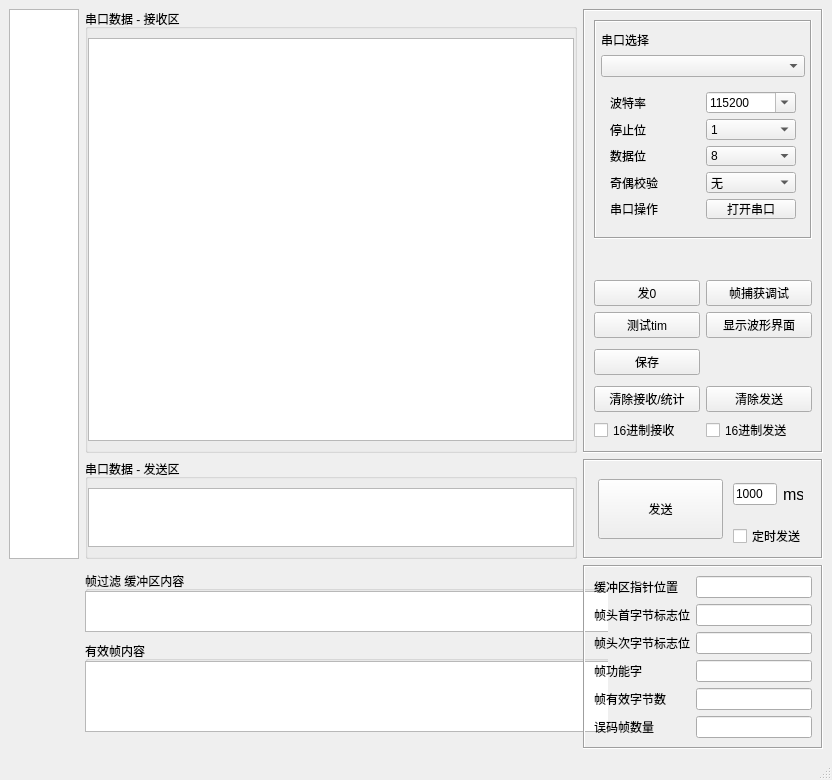
The window that mainwindow.ui (Arosynerd/HostPlotDisplay) describes before a commit, drawn with Qt 5.
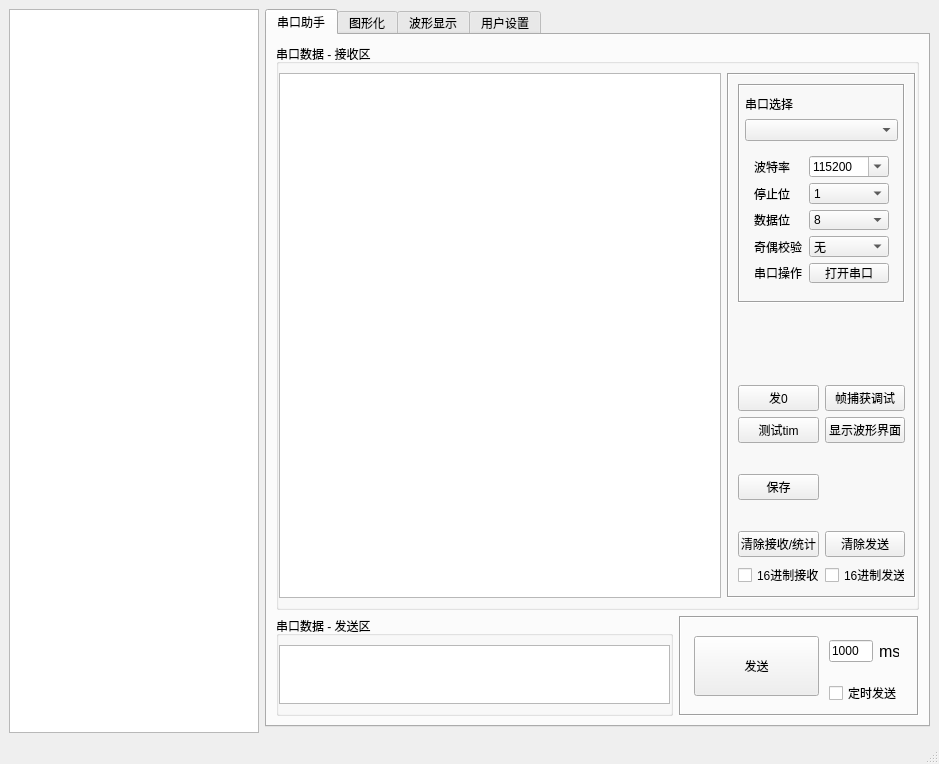
The same window after the commit. Custom widgets are drawn as their Qt base class.

```diff
--- a/mainwindow.ui
+++ b/mainwindow.ui
@@ -6,8 +6,8 @@
    <rect>
     <x>0</x>
     <y>0</y>
-    <width>832</width>
-    <height>780</height>
+    <width>939</width>
+    <height>764</height>
    </rect>
   </property>
   <property name="minimumSize">
@@ -27,107 +27,151 @@
   </property>
   <widget class="QWidget" name="centralwidget">
    <layout class="QGridLayout" name="gridLayout_4">
+    <item row="0" column="0" rowspan="2">
+     <widget class="QTableView" name="tableView">
+      <property name="maximumSize">
+       <size>
+        <width>250</width>
+        <height>16777215</height>
+       </size>
+      </property>
+     </widget>
+    </item>
     <item row="0" column="1">
-     <widget class="QGroupBox" name="groupBox_3">
-      <property name="title">
-       <string>串口数据 - 接收区</string>
+     <widget class="QTabWidget" name="tabWidget">
+      <property name="currentIndex">
+       <number>0</number>
       </property>
-      <layout class="QGridLayout" name="gridLayout_6">
+      <widget class="QWidget" name="tab_1">
+       <property name="sizePolicy">
+        <sizepolicy hsizetype="Expanding" vsizetype="Expanding">
+         <horstretch>0</horstretch>
+         <verstretch>0</verstretch>
+        </sizepolicy>
+       </property>
+       <attribute name="title">
+        <string>串口助手</string>
+       </attribute>
+       <layout class="QGridLayout" name="gridLayout_8">
+        <item row="1" column="1">
+         <widget class="QFrame" name="frame_2">
+          <property name="sizePolicy">
+           <sizepolicy hsizetype="Expanding" vsizetype="Expanding">
+            <horstretch>0</horstretch>
+            <verstretch>0</verstretch>
+           </sizepolicy>
+          </property>
+          <property name="minimumSize">
+           <size>
+            <width>240</width>
+            <height>100</height>
+           </size>
+          </property>
+          <property name="maximumSize">
+           <size>
+            <width>240</width>
+            <height>100</height>
+           </size>
+          </property>
+          <property name="frameShape">
+           <enum>QFrame::Box</enum>
+          </property>
+          <property name="frameShadow">
+           <enum>QFrame::Sunken</enum>
+          </property>
+          <layout class="QGridLayout" name="gridLayout_5">
+           <item row="0" column="0" rowspan="2">
+            <widget class="QPushButton" name="btnSend">
+             <property name="minimumSize">
+              <size>
+               <width>0</width>
+               <height>60</height>
+              </size>
+             </property>
+             <property name="maximumSize">
+              <size>
+               <width>125</width>
+               <height>16777215</height>
+              </size>
+             </property>
+             <property name="text">
+              <string>发送</string>
+             </property>
+            </widget>
+           </item>
+           <item row="0" column="1">
+            <widget class="QWidget" name="widget_4" native="true">
+             <property name="maximumSize">
+              <size>
+               <width>70</width>
+               <height>16777215</height>
+              </size>
+             </property>
+             <layout class="QHBoxLayout" name="horizontalLayout">
        <property name="leftMargin">
         <number>0</number>
        </property>
        <property name="rightMargin">
         <number>0</number>
        </property>
-       <item row="0" column="0">
-        <widget class="QPlainTextEdit" name="txtRec">
-         <property name="readOnly">
-          <bool>true</bool>
+              <item>
+               <widget class="QLineEdit" name="txtSendMs">
+                <property name="maximumSize">
+                 <size>
+                  <width>60</width>
+                  <height>16777215</height>
+                 </size>
+                </property>
+                <property name="text">
+                 <string>1000</string>
+                </property>
+               </widget>
+              </item>
+              <item>
+               <widget class="QLabel" name="lblMs">
+                <property name="maximumSize">
+                 <size>
+                  <width>20</width>
+                  <height>16777215</height>
+                 </size>
+                </property>
+                <property name="font">
+                 <font>
+                  <pointsize>12</pointsize>
+                 </font>
+                </property>
+                <property name="text">
+                 <string>ms</string>
          </property>
         </widget>
        </item>
       </layout>
      </widget>
     </item>
-    <item row="2" column="1">
-     <widget class="QWidget" name="widget_5" native="true">
-      <property name="enabled">
-       <bool>true</bool>
-      </property>
-      <property name="minimumSize">
-       <size>
-        <width>523</width>
-        <height>151</height>
-       </size>
-      </property>
-      <property name="maximumSize">
-       <size>
-        <width>16777215</width>
-        <height>171</height>
-       </size>
-      </property>
-      <widget class="QGroupBox" name="groupBox">
-       <property name="geometry">
-        <rect>
-         <x>0</x>
-         <y>0</y>
-         <width>531</width>
-         <height>61</height>
-        </rect>
-       </property>
-       <property name="title">
-        <string>帧过滤 缓冲区内容</string>
-       </property>
-       <widget class="QPlainTextEdit" name="txtFrameBuffer">
-        <property name="geometry">
-         <rect>
-          <x>0</x>
-          <y>20</y>
-          <width>531</width>
-          <height>41</height>
-         </rect>
-        </property>
-        <property name="minimumSize">
-         <size>
-          <width>439</width>
-          <height>0</height>
-         </size>
-        </property>
-        <property name="maximumSize">
-         <size>
-          <width>16777215</width>
-          <height>41</height>
-         </size>
-        </property>
-       </widget>
-      </widget>
-      <widget class="QGroupBox" name="groupBox_2">
-       <property name="geometry">
-        <rect>
-         <x>0</x>
-         <y>70</y>
-         <width>531</width>
-         <height>91</height>
-        </rect>
-       </property>
-       <property name="title">
-        <string>有效帧内容</string>
-       </property>
-       <widget class="QPlainTextEdit" name="txtFrameEffective">
-        <property name="geometry">
-         <rect>
-          <x>0</x>
-          <y>20</y>
-          <width>531</width>
-          <height>71</height>
-         </rect>
-        </property>
-       </widget>
-      </widget>
-     </widget>
-    </item>
     <item row="1" column="1">
+            <widget class="QCheckBox" name="chkTimSend">
+             <property name="maximumSize">
+              <size>
+               <width>100</width>
+               <height>16777215</height>
+              </size>
+             </property>
+             <property name="text">
+              <string>定时发送</string>
+             </property>
+            </widget>
+           </item>
+          </layout>
+         </widget>
+        </item>
+        <item row="1" column="0">
      <widget class="QGroupBox" name="groupBox_4">
+          <property name="sizePolicy">
+           <sizepolicy hsizetype="Expanding" vsizetype="Expanding">
+            <horstretch>0</horstretch>
+            <verstretch>0</verstretch>
+           </sizepolicy>
+          </property>
       <property name="minimumSize">
        <size>
         <width>0</width>
@@ -169,11 +213,42 @@
       </layout>
      </widget>
     </item>
+        <item row="0" column="0" colspan="2">
+         <widget class="QGroupBox" name="groupBox_3">
+          <property name="sizePolicy">
+           <sizepolicy hsizetype="Preferred" vsizetype="Preferred">
+            <horstretch>0</horstretch>
+            <verstretch>0</verstretch>
+           </sizepolicy>
+          </property>
+          <property name="title">
+           <string>串口数据 - 接收区</string>
+          </property>
+          <layout class="QGridLayout" name="gridLayout_6" columnstretch="0,7,3" columnminimumwidth="0,0,0">
+           <property name="leftMargin">
+            <number>0</number>
+           </property>
+           <property name="rightMargin">
+            <number>0</number>
+           </property>
+           <item row="0" column="1">
+            <widget class="QPlainTextEdit" name="txtRec">
+             <property name="readOnly">
+              <bool>true</bool>
+             </property>
+            </widget>
+           </item>
     <item row="0" column="2">
      <widget class="QFrame" name="frame">
+             <property name="sizePolicy">
+              <sizepolicy hsizetype="Preferred" vsizetype="Preferred">
+               <horstretch>0</horstretch>
+               <verstretch>0</verstretch>
+              </sizepolicy>
+             </property>
       <property name="minimumSize">
        <size>
-        <width>240</width>
+               <width>100</width>
         <height>0</height>
        </size>
       </property>
@@ -244,6 +319,47 @@
          </property>
         </widget>
        </item>
+              <item row="5" column="1">
+               <widget class="QPushButton" name="btnClearSend">
+                <property name="text">
+                 <string>清除发送</string>
+                </property>
+               </widget>
+              </item>
+              <item row="4" column="1">
+               <spacer name="verticalSpacer_2">
+                <property name="orientation">
+                 <enum>Qt::Vertical</enum>
+                </property>
+                <property name="sizeHint" stdset="0">
+                 <size>
+                  <width>20</width>
+                  <height>40</height>
+                 </size>
+                </property>
+               </spacer>
+              </item>
+              <item row="2" column="0">
+               <widget class="QPushButton" name="pushButton_2">
+                <property name="text">
+                 <string>发0</string>
+                </property>
+               </widget>
+              </item>
+              <item row="3" column="0">
+               <widget class="QPushButton" name="pushButton_3">
+                <property name="text">
+                 <string>测试tim</string>
+                </property>
+               </widget>
+              </item>
+              <item row="4" column="0">
+               <widget class="QPushButton" name="pushButton_4">
+                <property name="text">
+                 <string>保存</string>
+                </property>
+               </widget>
+              </item>
        <item row="0" column="0" colspan="2">
         <widget class="QFrame" name="frame_4">
          <property name="minimumSize">
@@ -495,247 +611,49 @@
          </layout>
         </widget>
        </item>
-       <item row="5" column="1">
-        <widget class="QPushButton" name="btnClearSend">
-         <property name="text">
-          <string>清除发送</string>
-         </property>
-        </widget>
-       </item>
-       <item row="4" column="1">
-        <spacer name="verticalSpacer_2">
-         <property name="orientation">
-          <enum>Qt::Vertical</enum>
-         </property>
-         <property name="sizeHint" stdset="0">
-          <size>
-           <width>20</width>
-           <height>40</height>
-          </size>
-         </property>
-        </spacer>
-       </item>
-       <item row="2" column="0">
-        <widget class="QPushButton" name="pushButton_2">
-         <property name="text">
-          <string>发0</string>
-         </property>
-        </widget>
-       </item>
-       <item row="3" column="0">
-        <widget class="QPushButton" name="pushButton_3">
-         <property name="text">
-          <string>测试tim</string>
-         </property>
-        </widget>
-       </item>
-       <item row="4" column="0">
-        <widget class="QPushButton" name="pushButton_4">
-         <property name="text">
-          <string>保存</string>
-         </property>
-        </widget>
-       </item>
-      </layout>
-     </widget>
-    </item>
-    <item row="2" column="2">
-     <widget class="QFrame" name="frame_3">
-      <property name="minimumSize">
-       <size>
-        <width>240</width>
-        <height>0</height>
-       </size>
-      </property>
-      <property name="maximumSize">
-       <size>
-        <width>240</width>
-        <height>16777215</height>
-       </size>
-      </property>
-      <property name="frameShape">
-       <enum>QFrame::Box</enum>
-      </property>
-      <property name="frameShadow">
-       <enum>QFrame::Sunken</enum>
-      </property>
+             </layout>
+            </widget>
+           </item>
+          </layout>
+         </widget>
+        </item>
+       </layout>
+      </widget>
+      <widget class="QWidget" name="tab">
+       <attribute name="title">
+        <string>图形化</string>
+       </attribute>
+      </widget>
+      <widget class="QWidget" name="tab_2">
+       <property name="sizePolicy">
+        <sizepolicy hsizetype="Expanding" vsizetype="Expanding">
+         <horstretch>0</horstretch>
+         <verstretch>0</verstretch>
+        </sizepolicy>
+       </property>
+       <attribute name="title">
+        <string>波形显示</string>
+       </attribute>
       <layout class="QGridLayout" name="gridLayout_2">
-       <item row="0" column="1">
-        <widget class="QLineEdit" name="txtFrameTnum"/>
-       </item>
        <item row="0" column="0">
-        <widget class="QLabel" name="lblTnum">
-         <property name="text">
-          <string>缓冲区指针位置</string>
+         <widget class="QPlainTextEdit" name="plainTextEdit">
+          <property name="enabled">
+           <bool>true</bool>
          </property>
         </widget>
        </item>
-       <item row="1" column="0">
-        <widget class="QLabel" name="lblH1">
-         <property name="text">
-          <string>帧头首字节标志位</string>
-         </property>
-        </widget>
-       </item>
-       <item row="2" column="1">
-        <widget class="QLineEdit" name="txtFrameH"/>
-       </item>
-       <item row="5" column="0">
-        <widget class="QLabel" name="lblLen">
-         <property name="text">
-          <string>帧有效字节数</string>
-         </property>
-        </widget>
-       </item>
-       <item row="2" column="0">
-        <widget class="QLabel" name="lblH">
-         <property name="text">
-          <string>帧头次字节标志位</string>
-         </property>
-        </widget>
-       </item>
-       <item row="4" column="1">
-        <widget class="QLineEdit" name="txtFrameFun"/>
-       </item>
-       <item row="4" column="0">
-        <widget class="QLabel" name="lblFun">
-         <property name="text">
-          <string>帧功能字</string>
-         </property>
-        </widget>
-       </item>
-       <item row="5" column="1">
-        <widget class="QLineEdit" name="txtFrameLen"/>
-       </item>
-       <item row="1" column="1">
-        <widget class="QLineEdit" name="txtFrameH1"/>
-       </item>
-       <item row="6" column="1">
-        <widget class="QLineEdit" name="txtFrameErrorNum"/>
-       </item>
-       <item row="6" column="0">
-        <widget class="QLabel" name="lblT1">
-         <property name="text">
-          <string>误码帧数量</string>
-         </property>
-        </widget>
-       </item>
-      </layout>
-     </widget>
-    </item>
-    <item row="1" column="2">
-     <widget class="QFrame" name="frame_2">
-      <property name="minimumSize">
-       <size>
-        <width>240</width>
-        <height>100</height>
-       </size>
-      </property>
-      <property name="maximumSize">
-       <size>
-        <width>240</width>
-        <height>100</height>
-       </size>
-      </property>
-      <property name="frameShape">
-       <enum>QFrame::Box</enum>
-      </property>
-      <property name="frameShadow">
-       <enum>QFrame::Sunken</enum>
-      </property>
-      <layout class="QGridLayout" name="gridLayout_5">
-       <item row="0" column="0" rowspan="2">
-        <widget class="QPushButton" name="btnSend">
-         <property name="minimumSize">
-          <size>
-           <width>0</width>
-           <height>60</height>
-          </size>
-         </property>
-         <property name="maximumSize">
-          <size>
-           <width>125</width>
-           <height>16777215</height>
-          </size>
-         </property>
-         <property name="text">
-          <string>发送</string>
-         </property>
-        </widget>
-       </item>
-       <item row="0" column="1">
-        <widget class="QWidget" name="widget_4" native="true">
-         <property name="maximumSize">
-          <size>
-           <width>70</width>
-           <height>16777215</height>
-          </size>
-         </property>
-         <layout class="QHBoxLayout" name="horizontalLayout">
-          <property name="leftMargin">
-           <number>0</number>
-          </property>
-          <property name="rightMargin">
-           <number>0</number>
-          </property>
-          <item>
-           <widget class="QLineEdit" name="txtSendMs">
-            <property name="maximumSize">
-             <size>
-              <width>60</width>
-              <height>16777215</height>
-             </size>
-            </property>
-            <property name="text">
-             <string>1000</string>
-            </property>
-           </widget>
-          </item>
-          <item>
-           <widget class="QLabel" name="lblMs">
-            <property name="maximumSize">
-             <size>
-              <width>20</width>
-              <height>16777215</height>
-             </size>
-            </property>
-            <property name="font">
-             <font>
-              <pointsize>12</pointsize>
-             </font>
-            </property>
-            <property name="text">
-             <string>ms</string>
-            </property>
-           </widget>
-          </item>
-         </layout>
-        </widget>
-       </item>
-       <item row="1" column="1">
-        <widget class="QCheckBox" name="chkTimSend">
-         <property name="maximumSize">
-          <size>
-           <width>100</width>
-           <height>16777215</height>
-          </size>
-         </property>
-         <property name="text">
-          <string>定时发送</string>
-         </property>
-        </widget>
-       </item>
-      </layout>
-     </widget>
-    </item>
-    <item row="0" column="0" rowspan="2">
-     <widget class="QTableView" name="tableView">
-      <property name="maximumSize">
-       <size>
-        <width>250</width>
-        <height>16777215</height>
-       </size>
-      </property>
+       </layout>
+      </widget>
+      <widget class="QWidget" name="tab_3">
+       <attribute name="title">
+        <string>用户设置</string>
+       </attribute>
+       <layout class="QGridLayout" name="gridLayout_9">
+        <item row="0" column="0">
+         <widget class="QPlainTextEdit" name="plainTextEdit_2"/>
+        </item>
+       </layout>
+      </widget>
      </widget>
     </item>
    </layout>
@@ -745,7 +663,7 @@
     <rect>
      <x>0</x>
      <y>0</y>
-     <width>832</width>
+     <width>939</width>
      <height>22</height>
     </rect>
    </property>
```
Lines whose indentation alone changed are shown as unchanged.
